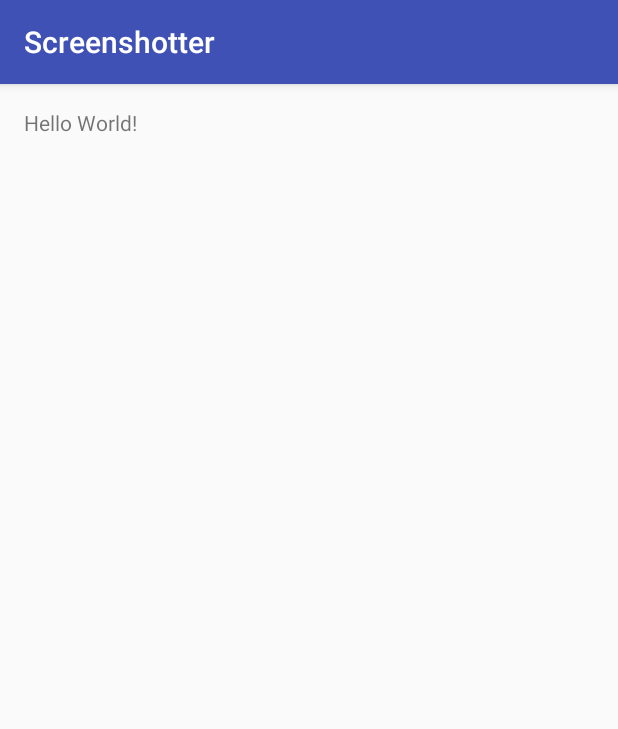
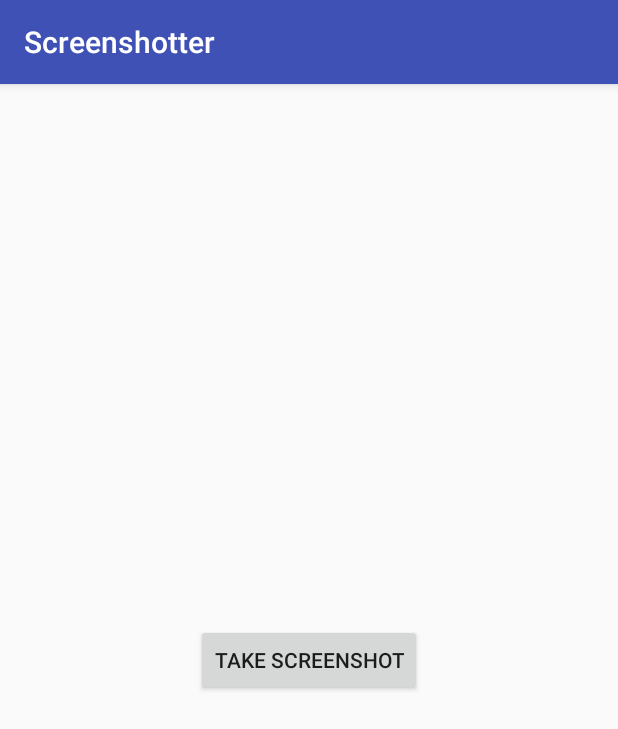
Before and after one commit to omerjerk/Screenshotter, an Android app: the screen it shows after launch (MainActivity), on a phone screen of 412 x 824 dp. Shown: the top 729 px of the screen. Run offline under Robolectric (Android 15) with nearby library versions, the phone set to English and light mode, and no system bars.

```diff
--- a/app/build.gradle
+++ b/app/build.gradle
@@ -20,7 +20,8 @@ android {
 }
 
 dependencies {
-    compile fileTree(dir: 'libs', include: ['*.jar'])
+    compile fileTree(include: ['*.jar'], dir: 'libs')
     testCompile 'junit:junit:4.12'
     compile 'com.android.support:appcompat-v7:23.1.1'
+    compile project(':libscreenshotter')
 }
--- a/app/src/main/AndroidManifest.xml
+++ b/app/src/main/AndroidManifest.xml
@@ -1,6 +1,10 @@
 <?xml version="1.0" encoding="utf-8"?>
 <manifest xmlns:android="http://schemas.android.com/apk/res/android"
     package="in.omerjerk.screenshotter">
+
+    <uses-permission android:name="android.permission.CAPTURE_VIDEO_OUTPUT" />
+    <uses-permission android:name="android.permission.WRITE_EXTERNAL_STORAGE" />
+    <uses-permission android:name="android.permission.READ_EXTERNAL_STORAGE" />
 
     <application
         android:allowBackup="true"
--- a/app/src/main/res/layout/activity_main.xml
+++ b/app/src/main/res/layout/activity_main.xml
@@ -9,8 +9,17 @@
     android:paddingTop="@dimen/activity_vertical_margin"
     tools:context="in.omerjerk.screenshotter.MainActivity">
 
-    <TextView
+    <RelativeLayout
         android:layout_width="wrap_content"
         android:layout_height="wrap_content"
-        android:text="Hello World!" />
+        android:layout_centerHorizontal="true"
+        android:layout_centerVertical="true" >
+
+        <Button
+            android:id="@+id/button_take_screenshot"
+            android:layout_width="wrap_content"
+            android:layout_height="wrap_content"
+            android:text="Take Screenshot"
+            android:onClick="takeScreenshot"/>
+    </RelativeLayout>
 </RelativeLayout>
--- a/libscreenshotter/src/main/java/in/omerjerk/libscreenshotter/Screenshotter.java
+++ b/libscreenshotter/src/main/java/in/omerjerk/libscreenshotter/Screenshotter.java
@@ -5,9 +5,6 @@ import android.content.Intent;
 import android.graphics.Bitmap;
 import android.hardware.display.DisplayManager;
 import android.hardware.display.VirtualDisplay;
-import android.media.MediaCodec;
-import android.media.MediaCodecInfo;
-import android.media.MediaFormat;
 import android.media.projection.MediaProjection;
 import android.media.projection.MediaProjectionManager;
 import android.util.Log;
@@ -33,7 +30,7 @@ public class Screenshotter {
 
     private static Screenshotter mInstance;
 
-    public Screenshotter getInstance() {
+    public static Screenshotter getInstance() {
         if (mInstance == null) {
             mInstance = new Screenshotter();
         }
```
Also changed, not shown: app/src/main/java/in/omerjerk/screenshotter/MainActivity.java (+40 -0 lines).
